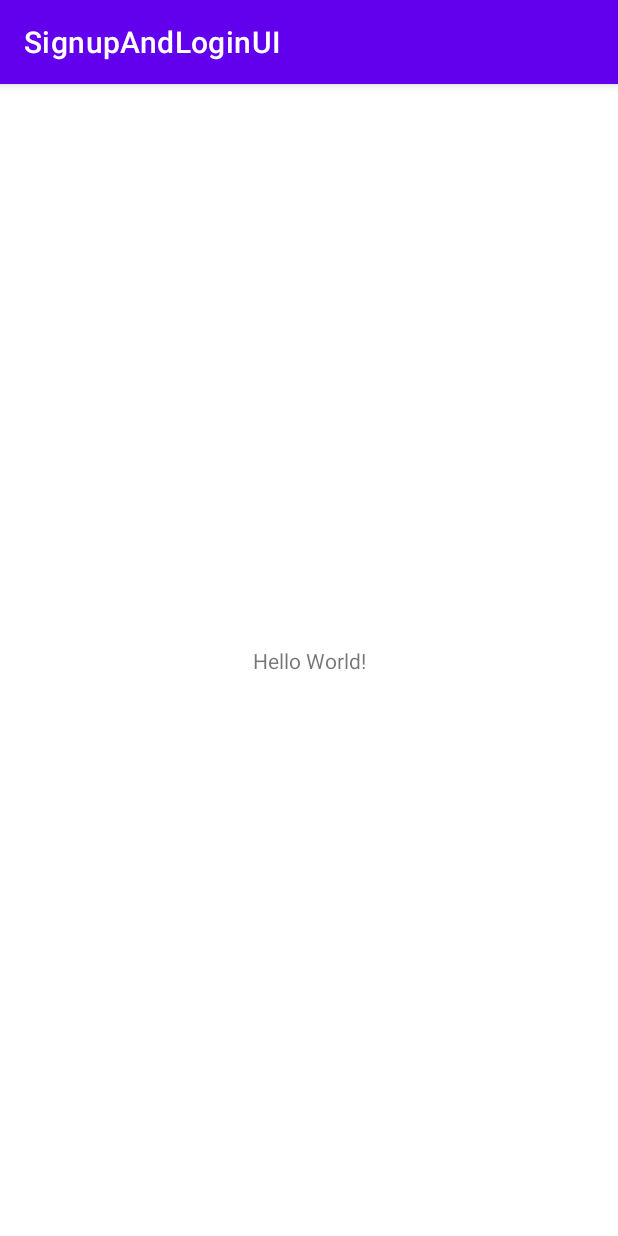
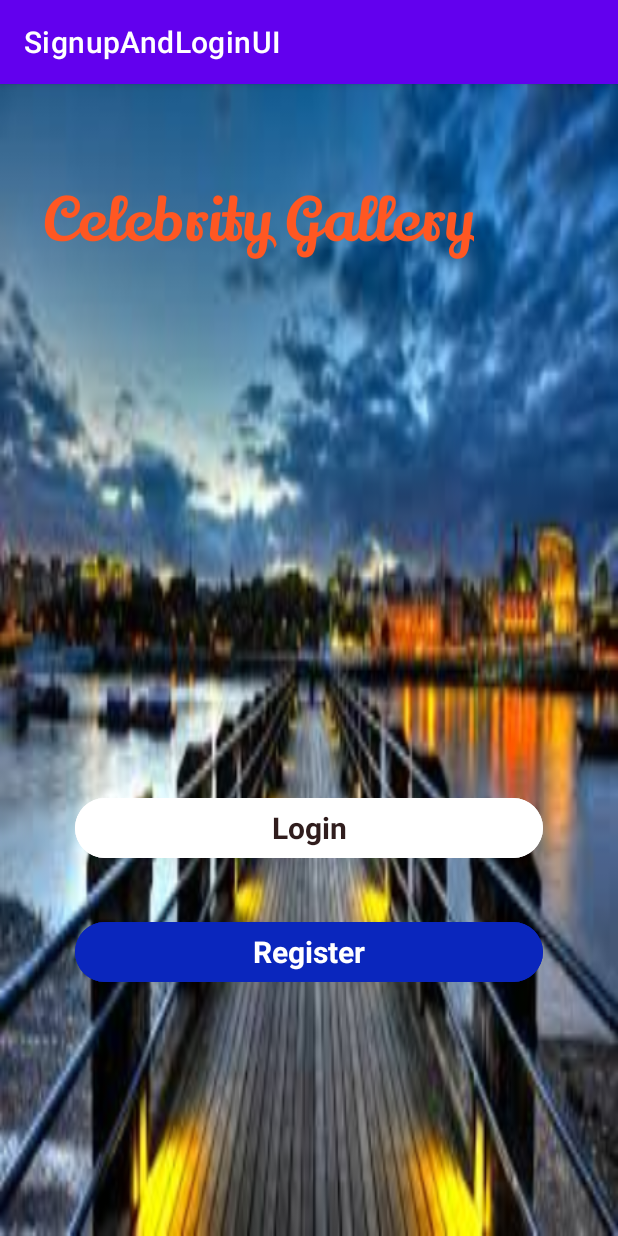
Before and after one commit to alfred-dev21/SignupAndLoginUI, an Android app: the screen it shows after launch (MainActivity), on a phone screen of 412 x 824 dp. Run offline under Robolectric (Android 15) with nearby library versions, the light colour scheme and no system bars.

Commit message:
Created the main login and signup page with an image and button which are still stateless.

```diff
--- a/app/src/main/res/layout/activity_main.xml
+++ b/app/src/main/res/layout/activity_main.xml
@@ -4,15 +4,65 @@
     xmlns:tools="http://schemas.android.com/tools"
     android:layout_width="match_parent"
     android:layout_height="match_parent"
-    tools:context=".MainActivity">
+    tools:context=".MainActivity"
+    >
 
-    <TextView
+    <ImageView
+        android:id="@+id/b1Image"
+        android:layout_width="match_parent"
+        android:layout_height="match_parent"
+        android:scaleType="fitXY"
+        android:src="@drawable/background1"
+        tools:layout_editor_absoluteX="-16dp"
+        tools:layout_editor_absoluteY="122dp" />
+
+    <com.google.android.material.textview.MaterialTextView
         android:layout_width="wrap_content"
         android:layout_height="wrap_content"
-        android:text="Hello World!"
+        android:fontFamily="@font/lily_script_one"
+        android:text="Celebrity Gallery"
+        android:textColor="#FF5722"
+        android:textSize="40sp"
+        app:layout_constraintBottom_toTopOf="@+id/loginButton"
+        app:layout_constraintEnd_toEndOf="parent"
+        app:layout_constraintHorizontal_bias="0.232"
+        app:layout_constraintStart_toStartOf="parent"
+        app:layout_constraintTop_toTopOf="parent"
+        app:layout_constraintVertical_bias="0.152" />
+
+    <Button
+        android:id="@+id/loginButton"
+        style="@style/Widget.Material3.Button"
+        android:layout_width="match_parent"
+        android:layout_height="wrap_content"
+        android:layout_marginHorizontal="50sp"
+        android:layout_marginBottom="248dp"
+        android:backgroundTint="@color/white"
+        android:text="Login"
+        android:textColor="#301D1D"
+        android:textSize="20sp"
+        android:textStyle="bold"
         app:layout_constraintBottom_toBottomOf="parent"
         app:layout_constraintEnd_toEndOf="parent"
+        app:layout_constraintHorizontal_bias="0.404"
+        app:layout_constraintStart_toStartOf="parent" />
+
+    <Button
+        style="@style/Widget.Material3.Button"
+        android:layout_width="match_parent"
+        android:layout_height="wrap_content"
+        android:layout_marginHorizontal="50sp"
+        android:backgroundTint="#0A26BD"
+        android:text="Register"
+        android:textSize="20sp"
+        android:textStyle="bold"
+        app:layout_constraintBottom_toBottomOf="@+id/b1Image"
+        app:layout_constraintEnd_toEndOf="parent"
+        app:layout_constraintHorizontal_bias="0.626"
         app:layout_constraintStart_toStartOf="parent"
-        app:layout_constraintTop_toTopOf="parent" />
+        app:layout_constraintTop_toBottomOf="@+id/loginButton"
+        app:layout_constraintVertical_bias="0.174" />
+
+
 
 </androidx.constraintlayout.widget.ConstraintLayout>
```
Also changed, not shown: app/src/main/res/drawable/background1.jpeg (added), app/src/main/res/font/lily_script_one.ttf (added).
